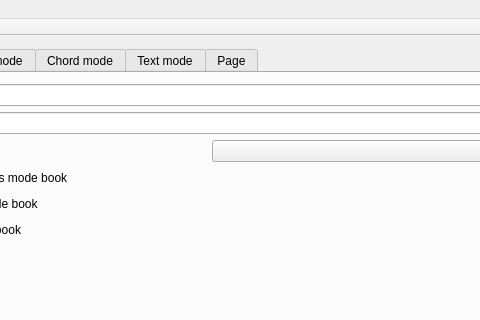
jpcima/chordv, file mainwindow.ui: the form before one commit; both pictures show x 132 to 612 and y 0 to 320 of the 1316 by 909 pixel window.
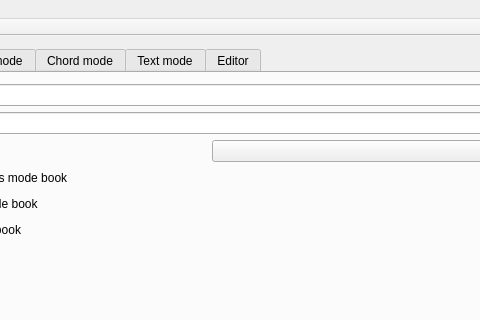
The form after the commit. Custom widgets are drawn as their Qt base class.

```diff
--- a/mainwindow.ui
+++ b/mainwindow.ui
@@ -179,7 +179,7 @@
       </widget>
       <widget class="QWidget" name="Editor">
        <attribute name="title">
-        <string>Page</string>
+        <string>Editor</string>
        </attribute>
        <layout class="QVBoxLayout" name="verticalLayout_7">
         <item>
```
